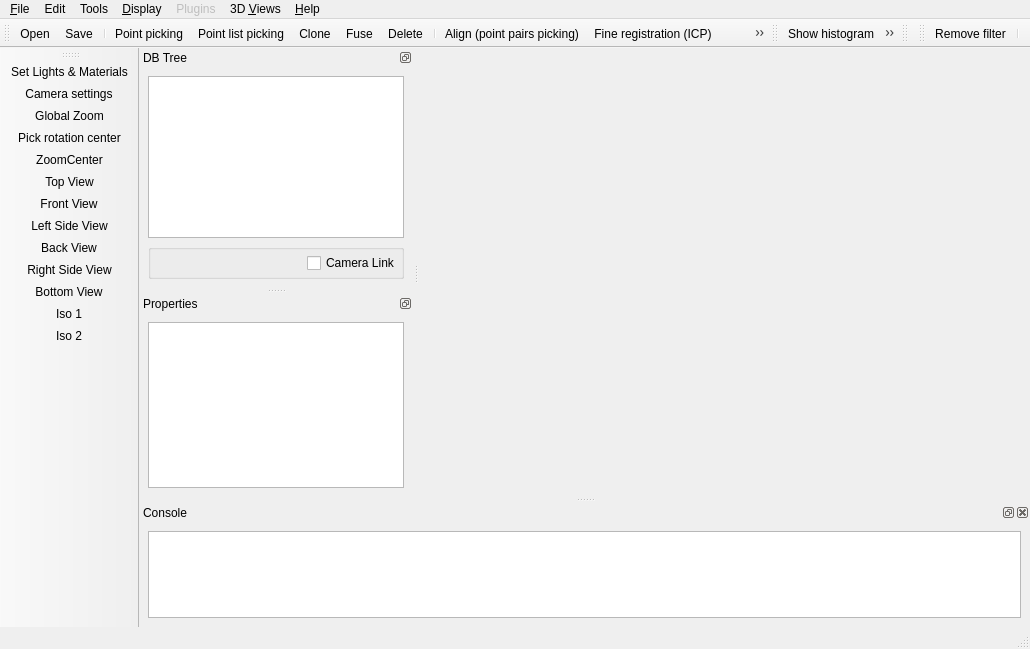
archeos/cloudcompare-archeos, file qCC/ui_templates/mainWindow.ui: the form before one commit.
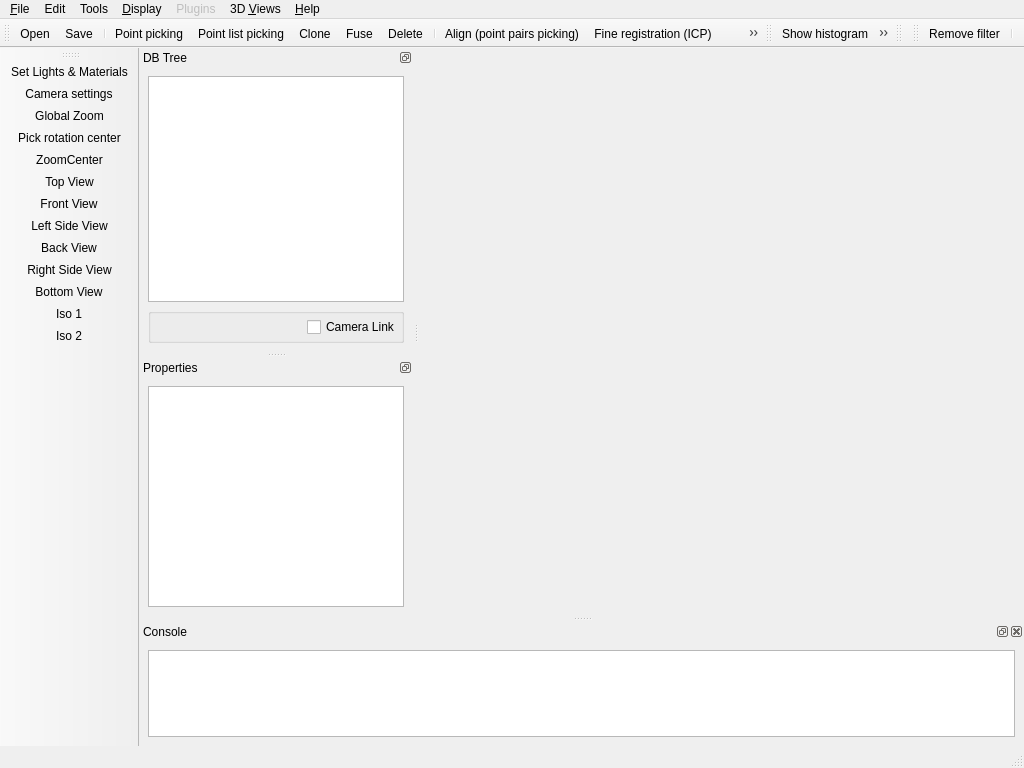
The form after the commit. Icons and pictures are not drawn. Custom widgets are drawn as their Qt base class.

```diff
--- a/qCC/ui_templates/mainWindow.ui
+++ b/qCC/ui_templates/mainWindow.ui
@@ -6,8 +6,8 @@
    <rect>
     <x>0</x>
     <y>0</y>
-    <width>1030</width>
-    <height>649</height>
+    <width>1024</width>
+    <height>768</height>
    </rect>
   </property>
   <property name="sizePolicy">
@@ -44,7 +44,7 @@
     <rect>
      <x>0</x>
      <y>0</y>
-     <width>1030</width>
+     <width>1024</width>
      <height>21</height>
     </rect>
    </property>
```
Left out of the diff: 46 changed lines with no effect on the pictures.
